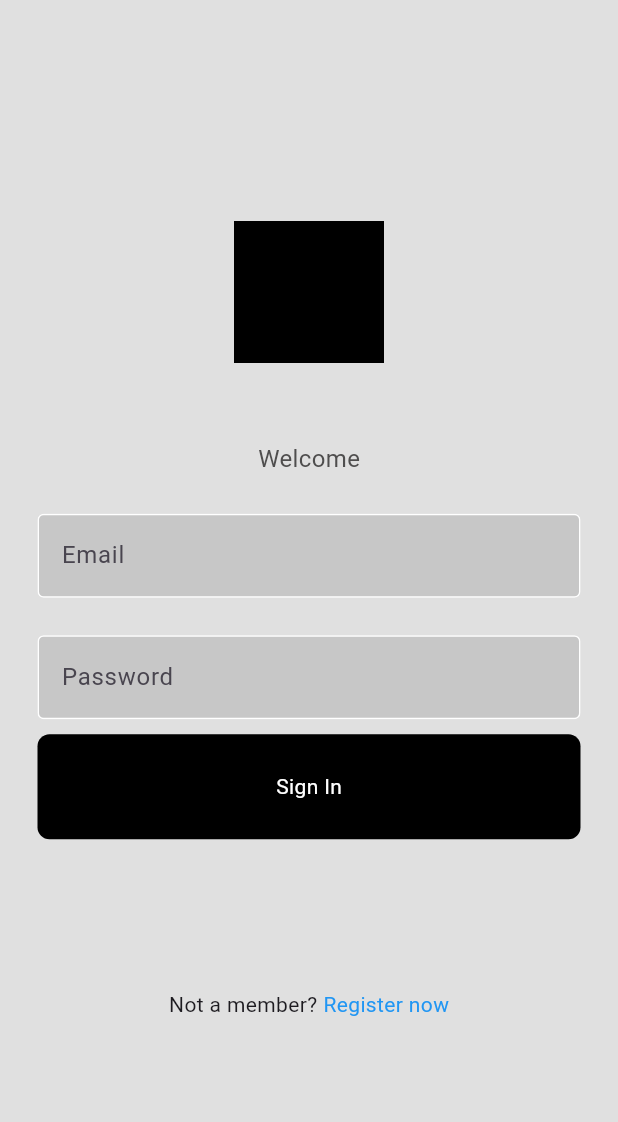
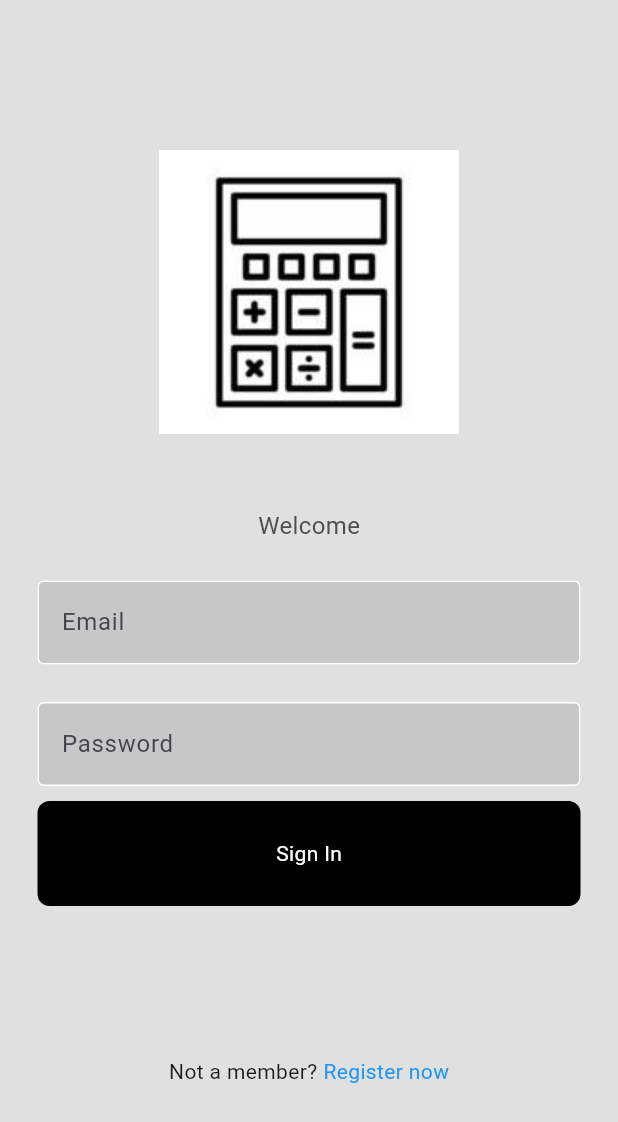
Before and after one commit to empuraan01/module2, a Flutter app: the screen it shows after launch, on a phone screen of 412 x 824 dp. Shown: the top 1122 px of the screen. Run offline on Flutter 3.47's test engine with Material 3 defaults, Android fonts, the phone set to English and light mode, and no system bars; our stand-ins replace cloud_firestore, firebase_auth, firebase_core; missing offline and left inert: function_tree; accounts and stored records are empty.

Commit message:
fixed everything

```diff
--- a/lib/pages/login_screen.dart
+++ b/lib/pages/login_screen.dart
@@ -22,12 +22,8 @@ class _LoginPageState extends State<LoginPage> {
     try {
       await FirebaseAuth.instance.signInWithEmailAndPassword(
           email: emailController.text, password: passwordController.text);
-    } on FirebaseAuthException catch (e) {
-      if (e.code == 'user-not-found') {
-        wrongauthmessage();
-      } else if (e.code == 'wrong-password') {
-        wrongauthmessage();
-      }
+    } on Exception catch (e) {
+      wrongauthmessage();
     }
   }
 
@@ -52,10 +48,11 @@ class _LoginPageState extends State<LoginPage> {
               mainAxisAlignment: MainAxisAlignment.center,
               children: [
                 // logo
-                const ImageIcon(
-                  AssetImage('lib/images/calculator_icon.png'),
-                  color: Colors.black,
-                  size: 100,
+                Image(
+                  image: new AssetImage("lib/images/calculator_icon.png"),
+                  color: null,
+                  fit: BoxFit.scaleDown,
+                  alignment: Alignment.center,
                 ),
 
                 const SizedBox(
--- a/lib/pages/signup_screen.dart
+++ b/lib/pages/signup_screen.dart
@@ -92,7 +92,7 @@ class _SignUpPageState extends State<SignUpPage> {
 
                 const SizedBox(height: 10),
 
-                //sign in button
+                //sign up button
                 Button(
                   onTap: signUserUp,
                   text: 'Sign Up',
```
